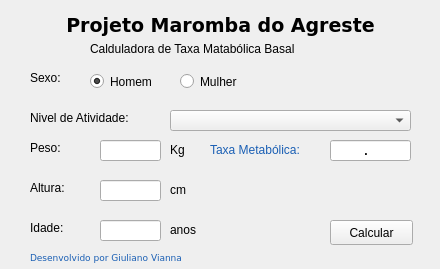
Old version of the form Maromba_do_Agreste.ui in the repository GiulianoVianna/Calculadora_Taxa_Basal.
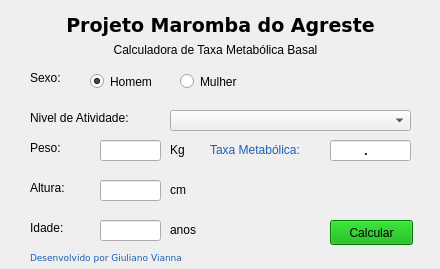
New version of the form.

Commit message: Atualização alerta funções de mensagens e ajuste no ficheiro .ui

Diff of the .ui file:
```diff
--- a/Maromba_do_Agreste.ui
+++ b/Maromba_do_Agreste.ui
@@ -25,14 +25,17 @@
   <widget class="QLabel" name="label">
    <property name="geometry">
     <rect>
-     <x>90</x>
+     <x>70</x>
      <y>40</y>
-     <width>251</width>
-     <height>17</height>
+     <width>291</width>
+     <height>20</height>
     </rect>
    </property>
    <property name="text">
-    <string>Calduladora de Taxa Matabólica Basal</string>
+    <string>Calculadora de Taxa Metabólica Basal</string>
+   </property>
+   <property name="alignment">
+    <set>Qt::AlignCenter</set>
    </property>
   </widget>
   <widget class="QLabel" name="label_2">
@@ -229,6 +232,9 @@
      <height>25</height>
     </rect>
    </property>
+   <property name="styleSheet">
+    <string notr="true">background-color: rgb(0, 170, 0);</string>
+   </property>
    <property name="text">
     <string>Calcular</string>
    </property>
```
The commit also changes 1 other file.
